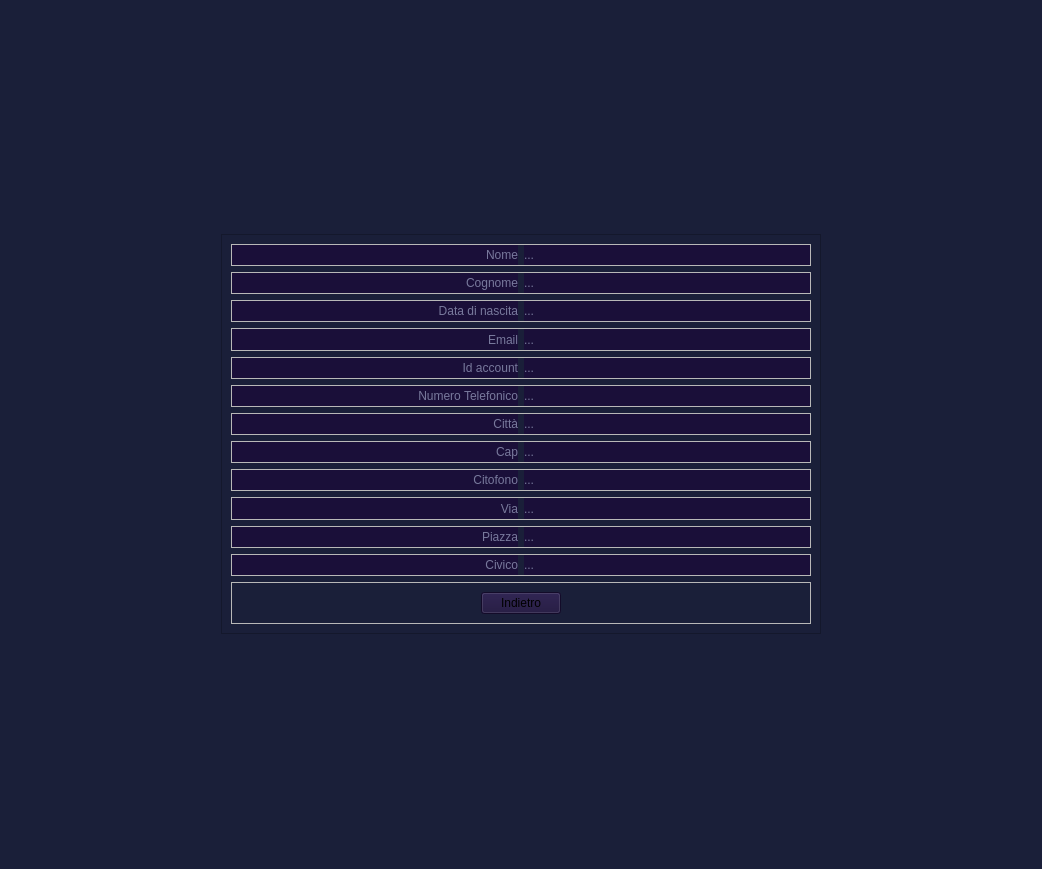
First picture: the form in NegozioDelUsatoPython/MVC/View/AdminButtonsViews/infoAccountView.ui, repository LeonUrsu/NegozioDellUsato-ExamIS, before the edit.
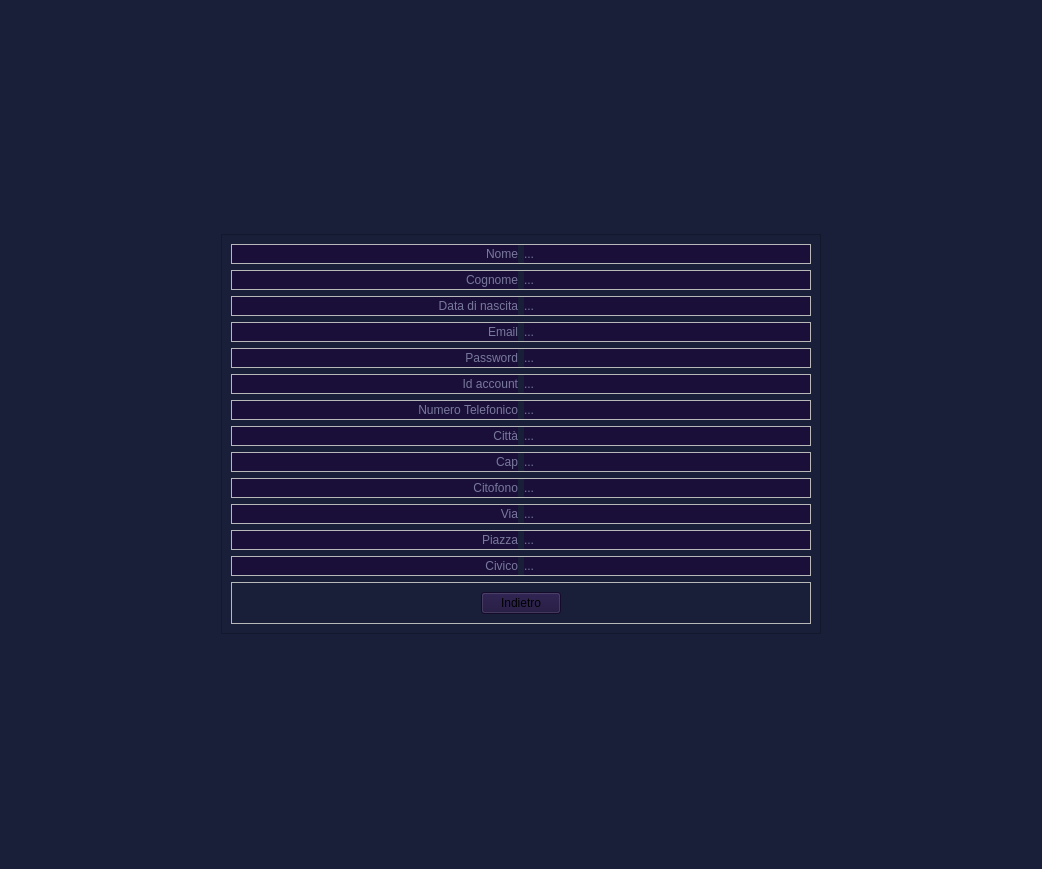
Second picture: the form after the edit.

Commit message: lavoro su inserimento account

```diff
--- a/NegozioDelUsatoPython/MVC/View/AdminButtonsViews/infoAccountView.ui
+++ b/NegozioDelUsatoPython/MVC/View/AdminButtonsViews/infoAccountView.ui
@@ -219,6 +219,50 @@
         </layout>
        </widget>
       </item>
+      <item>
+       <widget class="QFrame" name="frame_12">
+        <property name="frameShape">
+         <enum>QFrame::StyledPanel</enum>
+        </property>
+        <property name="frameShadow">
+         <enum>QFrame::Raised</enum>
+        </property>
+        <layout class="QHBoxLayout" name="horizontalLayout_12">
+         <property name="spacing">
+          <number>6</number>
+         </property>
+         <property name="leftMargin">
+          <number>0</number>
+         </property>
+         <property name="topMargin">
+          <number>0</number>
+         </property>
+         <property name="rightMargin">
+          <number>0</number>
+         </property>
+         <property name="bottomMargin">
+          <number>0</number>
+         </property>
+         <item>
+          <widget class="QLabel" name="password">
+           <property name="text">
+            <string>Password</string>
+           </property>
+           <property name="alignment">
+            <set>Qt::AlignRight|Qt::AlignTrailing|Qt::AlignVCenter</set>
+           </property>
+          </widget>
+         </item>
+         <item>
+          <widget class="QLabel" name="passwordDaIns">
+           <property name="text">
+            <string>...</string>
+           </property>
+          </widget>
+         </item>
+        </layout>
+       </widget>
+      </item>
       <item>
        <widget class="QFrame" name="frame_9">
         <property name="frameShape">
```
The commit also changes 6 other files.
